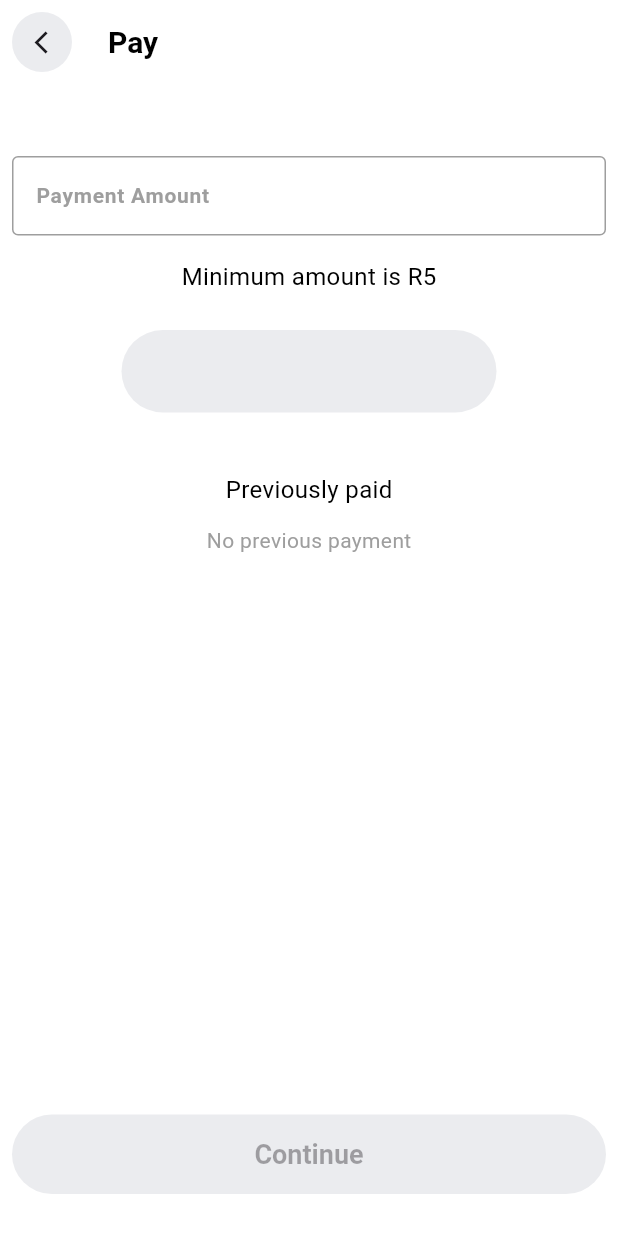
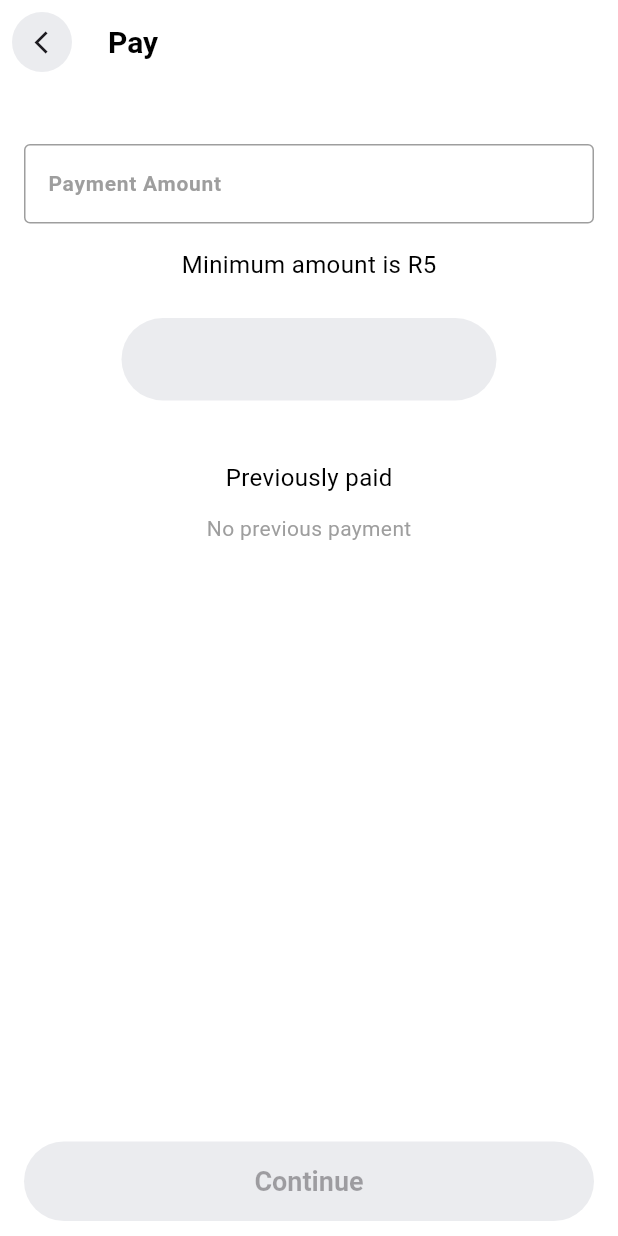
Before and after one commit to ZARPLY/zarply-ce, a Flutter app: the PaymentAmountScreen screen opened directly with empty values, on a phone screen of 412 x 824 dp. Run offline on Flutter 3.47's test engine with Material 3 defaults, Android fonts, the phone set to English and light mode, and no system bars; our stand-ins replace flutter_dotenv, flutter_keyboard_visibility, flutter_secure_storage, go_router, image_picker, package_info_plus and 2 more; missing offline and left inert: bip39, mobile_scanner, qr, solana; accounts and stored records are empty; project files that could hold a hidden picture were left out.

Commit message:
fixed overflow issues on amount and pay screen

```diff
--- a/lib/core/router/app_router.dart
+++ b/lib/core/router/app_router.dart
@@ -209,7 +209,7 @@ GoRouter createRouter(
           GoRoute(
             path: '/transaction_details',
             builder: (BuildContext context, GoRouterState state) {
-              final Map<String, String?> extra = state.extra as Map<String, String?>;
+              final Map<String, dynamic> extra = state.extra as Map<String, dynamic>;
               final String sender = extra['sender'] ?? '';
               final String receiver = extra['receiver'] ?? '';
               final String timestamp = extra['timestamp'] ?? '';
@@ -233,7 +233,7 @@ GoRouter createRouter(
           GoRoute(
             path: '/payment_amount',
             builder: (BuildContext context, GoRouterState state) {
-              final Map<String, String> extra = state.extra as Map<String, String>;
+              final Map<String, dynamic> extra = state.extra as Map<String, dynamic>;
               final String publicKey = extra['recipientAddress'] ?? '';
               final String? amount = extra['amount'];
               final String source = extra['source'] ?? '/pay_request';
--- a/lib/features/pay/presentation/screens/payment_amount_screen.dart
+++ b/lib/features/pay/presentation/screens/payment_amount_screen.dart
@@ -39,14 +39,12 @@ class _PaymentAmountScreenState extends State<PaymentAmountScreen> {
   }
 
   Future<void> _showPaymentReviewModal(String amount) async {
-    // Prevent opening multiple modals from rapid taps
     if (_isShowingModal) return;
     _isShowingModal = true;
-    // Refresh balance before showing modal to ensure accuracy
+
     final WalletProvider walletProvider = Provider.of<WalletProvider>(context, listen: false);
     double walletBalance = AppInitializer.of(context).walletBalance;
 
-    // Try to get fresh balance if token account exists
     if (walletProvider.userTokenAccount != null) {
       try {
         final WalletRepository walletRepository = WalletRepositoryImpl();
@@ -92,7 +90,6 @@ class _PaymentAmountScreenState extends State<PaymentAmountScreen> {
   @override
   void initState() {
     super.initState();
-    // Ensure PaymentProvider has the recipient address set when screen loads
     WidgetsBinding.instance.addPostFrameCallback((_) {
       final PaymentProvider paymentProvider = Provider.of<PaymentProvider>(context, listen: false);
       if (paymentProvider.recipientAddress != widget.recipientAddress) {
@@ -118,7 +115,7 @@ class _PaymentAmountScreenState extends State<PaymentAmountScreen> {
           return Scaffold(
             appBar: AppBar(
               leading: Padding(
-                padding: const EdgeInsets.only(left: 8, top: 8, bottom: 8, right: 8),
+                padding: const EdgeInsets.all(8),
                 child: InkWell(
                   onTap: () => context.go(widget.source),
                   child: DecoratedBox(
@@ -128,18 +125,21 @@ class _PaymentAmountScreenState extends State<PaymentAmountScreen> {
                     ),
                     child: const Padding(
                       padding: EdgeInsets.only(left: 8),
-                      child: Icon(
-                        Icons.arrow_back_ios,
-                        size: 18,
-                      ),
+                      child: Icon(Icons.arrow_back_ios, size: 18),
                     ),
                   ),
                 ),
               ),
               title: const Text('Pay'),
             ),
-            body: Padding(
-              padding: const EdgeInsets.all(8),
+            body: SafeArea(
+              child: Padding(
+                padding: const EdgeInsets.symmetric(horizontal: 16),
+                child: Column(
+                  children: <Widget>[
+                    // This Expanded section takes all available space and makes it scrollable
+                    Expanded(
+                      child: SingleChildScrollView(
                         child: Column(
                           crossAxisAlignment: CrossAxisAlignment.stretch,
                           children: <Widget>[
@@ -166,21 +166,28 @@ class _PaymentAmountScreenState extends State<PaymentAmountScreen> {
                                     textAlign: TextAlign.center,
                                   ),
                                 ),
-                      const SizedBox(
-                        height: 40,
-                      ),
+                                const SizedBox(height: 40),
                                 const Text('Previously paid'),
-                      const SizedBox(
-                        height: 12,
-                      ),
+                                const SizedBox(height: 12),
                                 PreviouslyPaidInfo(
                                   viewModel: viewModel,
                                   recipientAddress: widget.recipientAddress,
                                 ),
+                                const SizedBox(height: 20),
                               ],
                             ),
-                  const Spacer(),
-                  ElevatedButton(
+                          ],
+                        ),
+                      ),
+                    ),
+
+                    // This section sits outside the scroll view,
+                    // so it is pushed UP by the keyboard.
+                    Padding(
+                      padding: const EdgeInsets.only(bottom: 10, top: 10),
+                      child: SizedBox(
+                        width: double.infinity,
+                        child: ElevatedButton(
                           onPressed: viewModel.isFormValid
                               ? () async {
                                   await _showPaymentReviewModal(
@@ -196,8 +203,10 @@ class _PaymentAmountScreenState extends State<PaymentAmountScreen> {
                           ),
                           child: const Text('Continue'),
                         ),
-                  const SizedBox(height: 20),
+                      ),
+                    ),
                   ],
+                ),
               ),
             ),
           );
```
Also changed, not shown: lib/features/pay/presentation/widgets/payment_success.dart (+1 -11 lines). Lines whose indentation alone changed are shown as unchanged.
